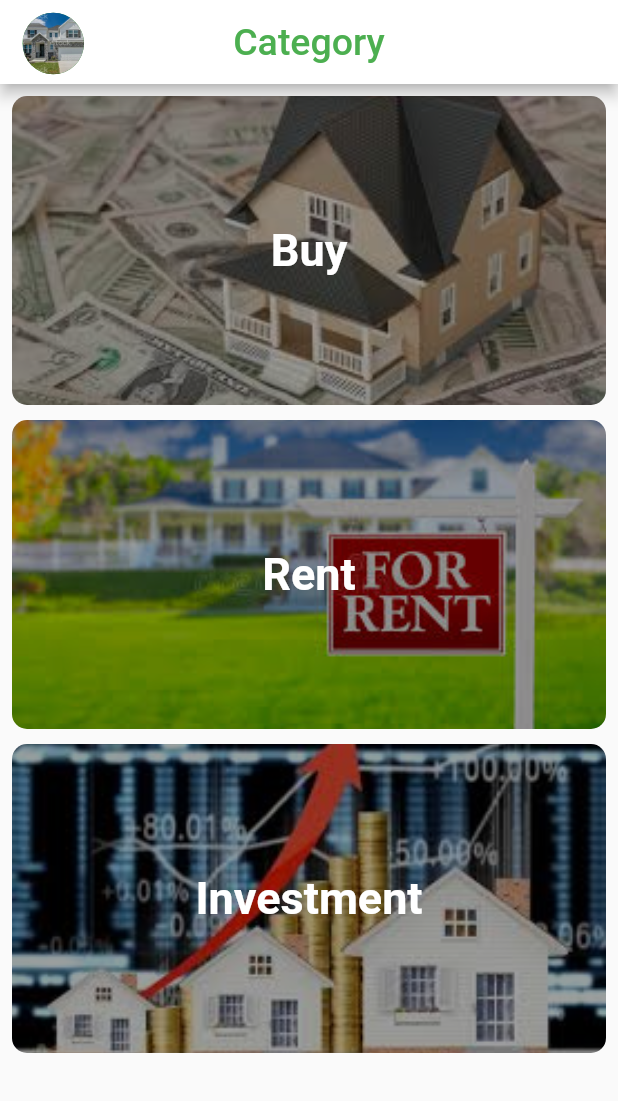
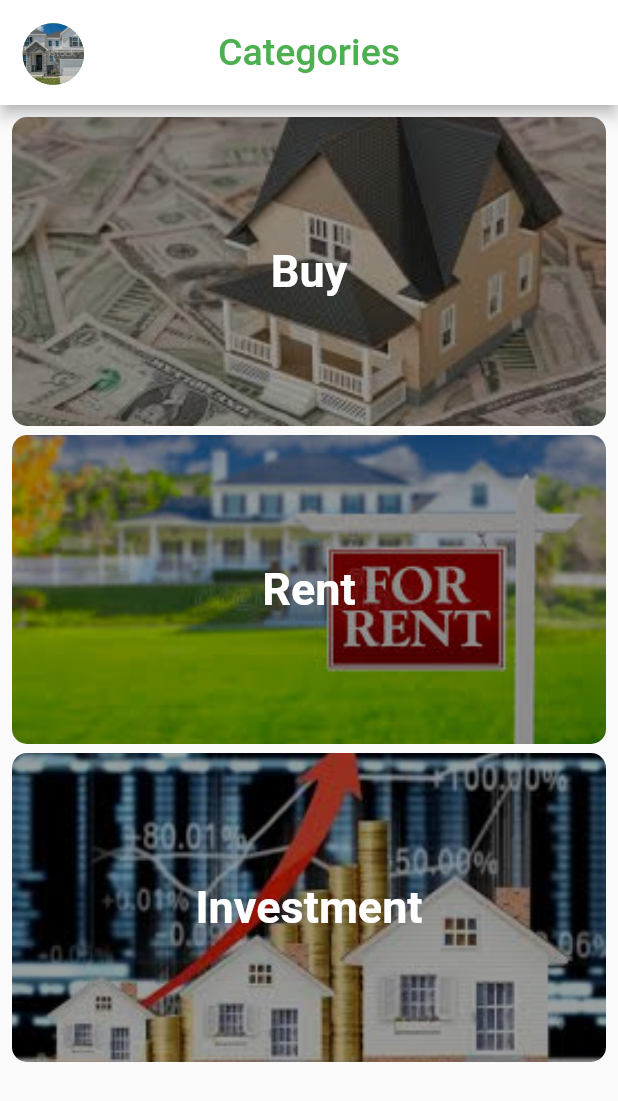
Before and after one commit to WaelOrabi/property-management-project, a Flutter app: the CategoryScreen screen opened by its route, on a phone screen of 412 x 824 dp. Shown: the top 1101 px of the screen. Run offline on Flutter 3.47's test engine with Material 2 defaults, Android fonts, the light colour scheme and no system bars; our stand-ins replace awesome_dialog, bloc, dartz, dots_indicator, emoji_picker_flutter, equatable and 8 more; missing offline and left inert: advance_image_picker, scroll_app_bar.

Commit message:
add home and categories

```diff
--- a/lib/features/properties/presentation/pages/category/category_screen.dart
+++ b/lib/features/properties/presentation/pages/category/category_screen.dart
@@ -1,5 +1,6 @@
 import 'package:flutter/material.dart';
 import '../../../../authentication/presentation/pages/profile.dart';
+import '../../widgets/category/category_widget.dart';
 class CategoryScreen extends StatefulWidget {
   const CategoryScreen({Key? key}) : super(key: key);
 static String routeName='Category';
@@ -14,7 +15,6 @@ class _CategoryScreenState extends State<CategoryScreen> {
   Widget build(BuildContext context) {
     return SafeArea(
       child: Scaffold(
-
         key: _key,
         drawer: const Drawer(child: Profile()),
         appBar: _buildAppBar(),
@@ -26,8 +26,9 @@ class _CategoryScreenState extends State<CategoryScreen> {
   AppBar _buildAppBar() {
     return AppBar(
       centerTitle: true,
+      toolbarHeight: 70,
       backgroundColor: Colors.white,
-      title:const Text("Category",style: TextStyle(fontSize: 25,color: Colors.green),),
+      title:const Text("Categories",style: TextStyle(fontSize: 25,color: Colors.green),),
       leading: GestureDetector(
         child: const Padding(
           padding: EdgeInsets.only(top: 2, left: 15),
@@ -48,49 +49,36 @@ class _CategoryScreenState extends State<CategoryScreen> {
     child: Column(
 
       children: [
-        _buildGestureDetector(context:context,
+        buildGestureDetector(
+          context:context,
           linkImage: "assets/images/buy.jpg",
           nameBtn: "Buy",
           fun: (){},
+          height:4,
+          width: 1,
         ),
-        const SizedBox(height: 10,),
-        _buildGestureDetector(context:context,
+        const SizedBox(height:6,),
+        buildGestureDetector(
+          context:context,
           linkImage: "assets/images/rent.jpg",
           nameBtn: "Rent",
-        fun: (){}
+          fun: (){},
+          height: 4,
+          width:1,
         ),
-        const SizedBox(height: 10,),
-        _buildGestureDetector(context:context,
+        const SizedBox(height: 6,),
+        buildGestureDetector(
+          context:context,
           linkImage: "assets/images/Investment.jpg",
           nameBtn: "Investment",
-        fun:(){}
+          fun: (){},
+          height: 4,
+          width: 1,
         ),
+
       ],
     ),
 
     );
   }
-
-  GestureDetector _buildGestureDetector({
-    required BuildContext context,
-    required String linkImage,
-    required String nameBtn,
-  required VoidCallback fun
-  }) {
-    return GestureDetector(
-        child: Container(
-          height: MediaQuery.of(context).size.height/4,
-          width:MediaQuery.of(context).size.width ,
-          decoration:BoxDecoration(
-            image: DecorationImage(image: AssetImage(linkImage),
-                fit: BoxFit.cover,colorFilter:const ColorFilter.mode(Colors.grey,
-                    BlendMode.modulate),
-            ),
-            borderRadius: BorderRadius.circular(10)
-            ),
-          child: Center(child: Text(nameBtn,style:const TextStyle(fontSize: 30,fontWeight: FontWeight.bold,color: Colors.white),)),
-        ),
-      onTap: fun,
-      );
 }
-}
--- /dev/null
+++ b/lib/features/properties/presentation/widgets/category/category_widget.dart
@@ -0,0 +1,27 @@
+import 'package:flutter/material.dart';
+
+GestureDetector buildGestureDetector({
+  required BuildContext context,
+  required String linkImage,
+  required String nameBtn,
+  required double height,
+  required double width,
+  required VoidCallback fun,
+
+}) {
+  return GestureDetector(
+    child: Container(
+      height:MediaQuery.of(context).size.height/height,
+      width:MediaQuery.of(context).size.width/width,
+      decoration:BoxDecoration(
+          image: DecorationImage(image: AssetImage(linkImage),
+            fit: BoxFit.cover,colorFilter:const ColorFilter.mode(Colors.grey,
+                BlendMode.modulate),
+          ),
+          borderRadius: BorderRadius.circular(10)
+      ),
+      child: Center(child: Text(nameBtn,style:const TextStyle(fontSize: 30,fontWeight: FontWeight.bold,color: Colors.white),)),
+    ),
+    onTap: fun,
+  );
+}
```
Also changed, not shown: lib/core/routes/routesApp.dart (+3 -9 lines), lib/core/widgets/bottom_navigation_bar.dart (+3 -10 lines), lib/features/conversation/presntation/pages/conversations.dart (+43 -43 lines), lib/features/properties/presentation/pages/home_screen/home_screen.dart (+160 -2 lines). Lines whose indentation alone changed are shown as unchanged.
